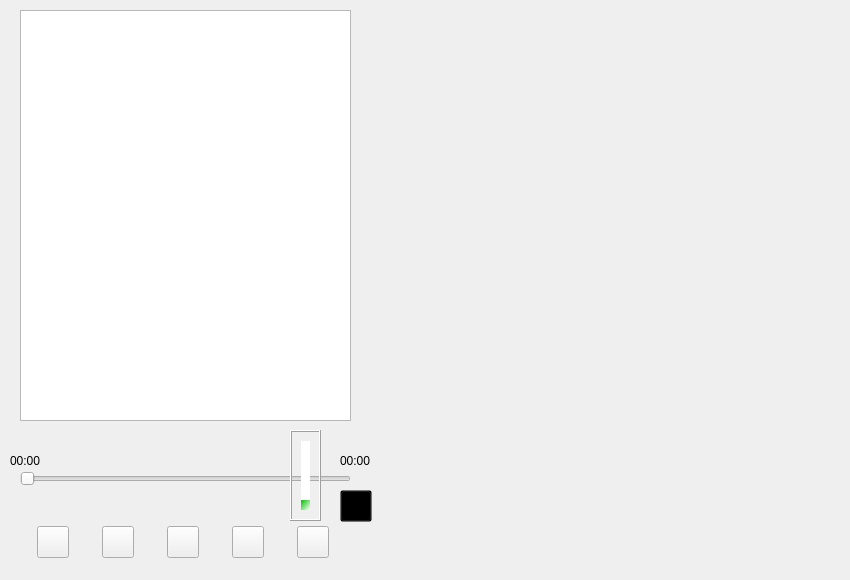
This is project/MusicPlayer/widget.ui in chen-arrow/project2 as Qt 5 draws it before an edit. The edited form follows.
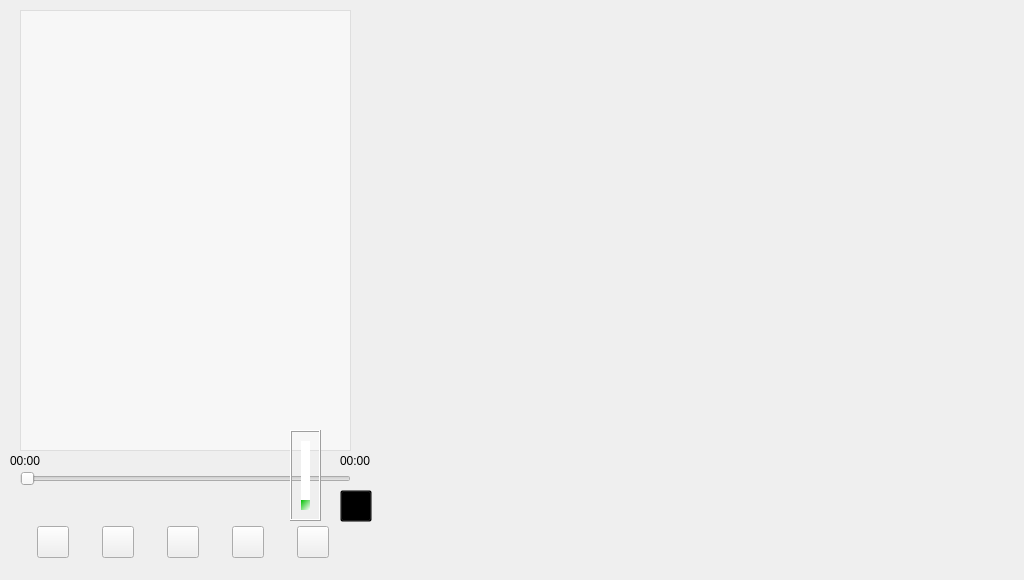
This is the edited form. Icons and pictures are not drawn.

Commit message: 添加按钮移动和还原功能，添加照片更换背景，listwidget改为白底，设置窗口尺寸

```diff
--- a/project/MusicPlayer/widget.ui
+++ b/project/MusicPlayer/widget.ui
@@ -6,7 +6,7 @@
    <rect>
     <x>0</x>
     <y>0</y>
-    <width>850</width>
+    <width>1024</width>
     <height>580</height>
    </rect>
   </property>
@@ -172,9 +172,12 @@
      <x>20</x>
      <y>10</y>
      <width>331</width>
-     <height>411</height>
+     <height>441</height>
     </rect>
    </property>
+   <property name="styleSheet">
+    <string notr="true">background-color: rgba(255,255,255,0.5);</string>
+   </property>
   </widget>
   <widget class="QSlider" name="playCourseSlider">
    <property name="geometry">
@@ -349,7 +352,7 @@
     <rect>
      <x>0</x>
      <y>0</y>
-     <width>850</width>
+     <width>1024</width>
      <height>580</height>
     </rect>
    </property>
```
Left out of the diff: 2 changed lines with no effect on the pictures. The commit also changes 7 other files.
